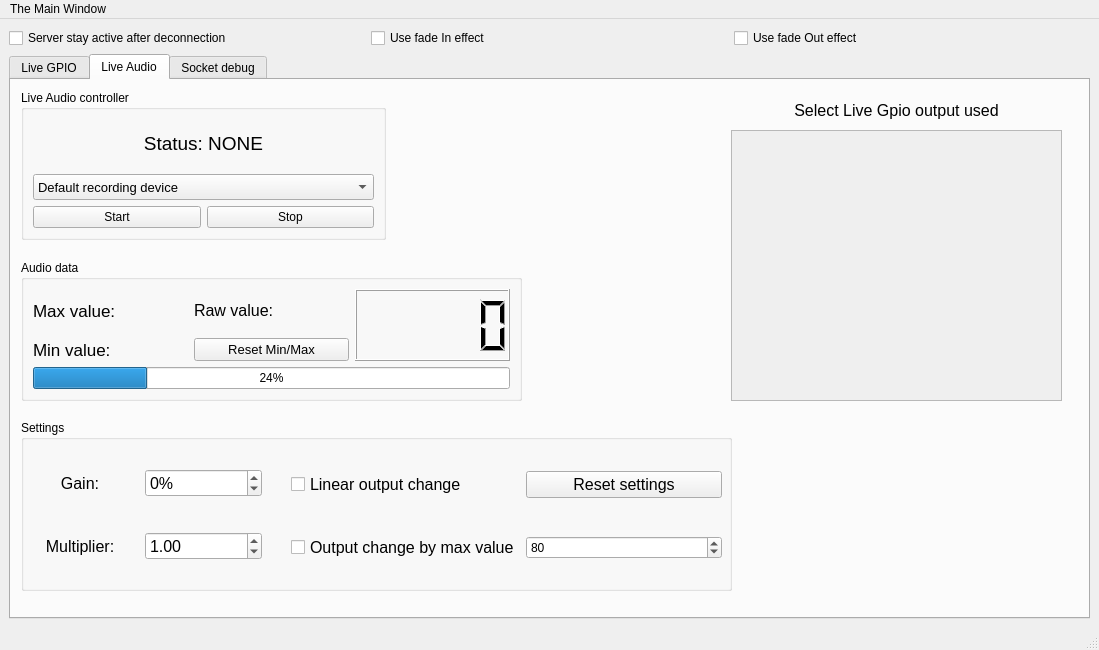
First picture: the form in client/src/gui/mainwindow.ui, repository aureljah/Simple-Rpi-Gui, before the edit.
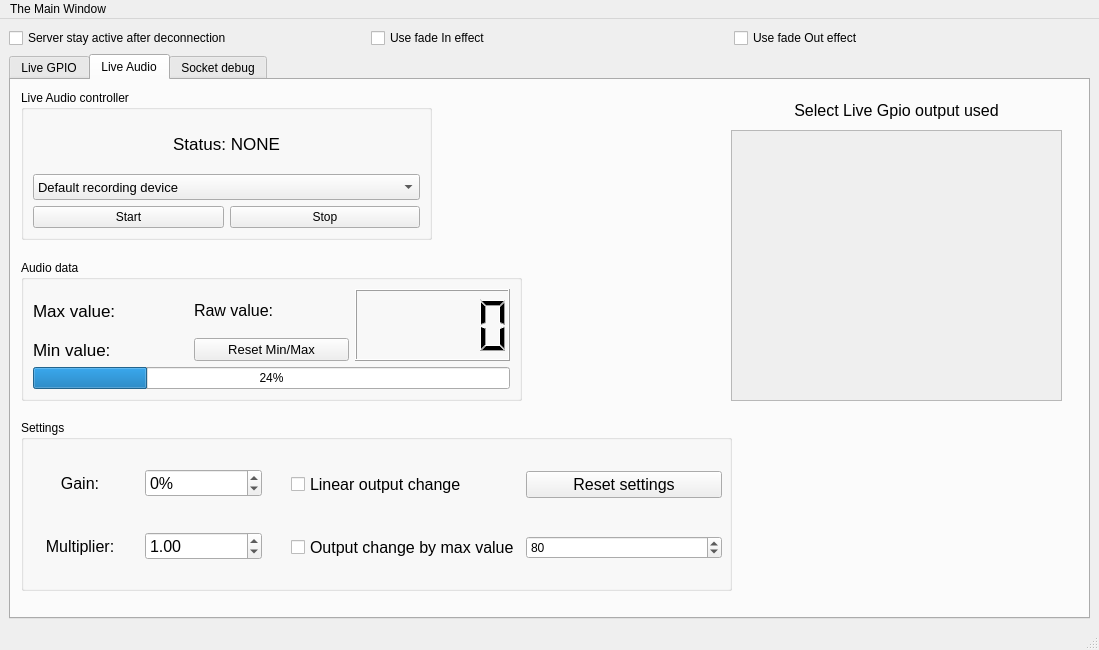
Second picture: the form after the edit. The open tabs and pages were chosen to show the change.

Commit message: little fix on setUpAudio format

What changed in the file:
```diff
--- a/client/src/gui/mainwindow.ui
+++ b/client/src/gui/mainwindow.ui
@@ -143,7 +143,7 @@
          <rect>
           <x>10</x>
           <y>10</y>
-          <width>365</width>
+          <width>411</width>
           <height>150</height>
          </rect>
         </property>
@@ -167,7 +167,7 @@
           <widget class="QLabel" name="live_audio_status_label">
            <property name="font">
             <font>
-             <pointsize>14</pointsize>
+             <pointsize>13</pointsize>
             </font>
            </property>
            <property name="text">
```
The commit also changes 2 other files.
